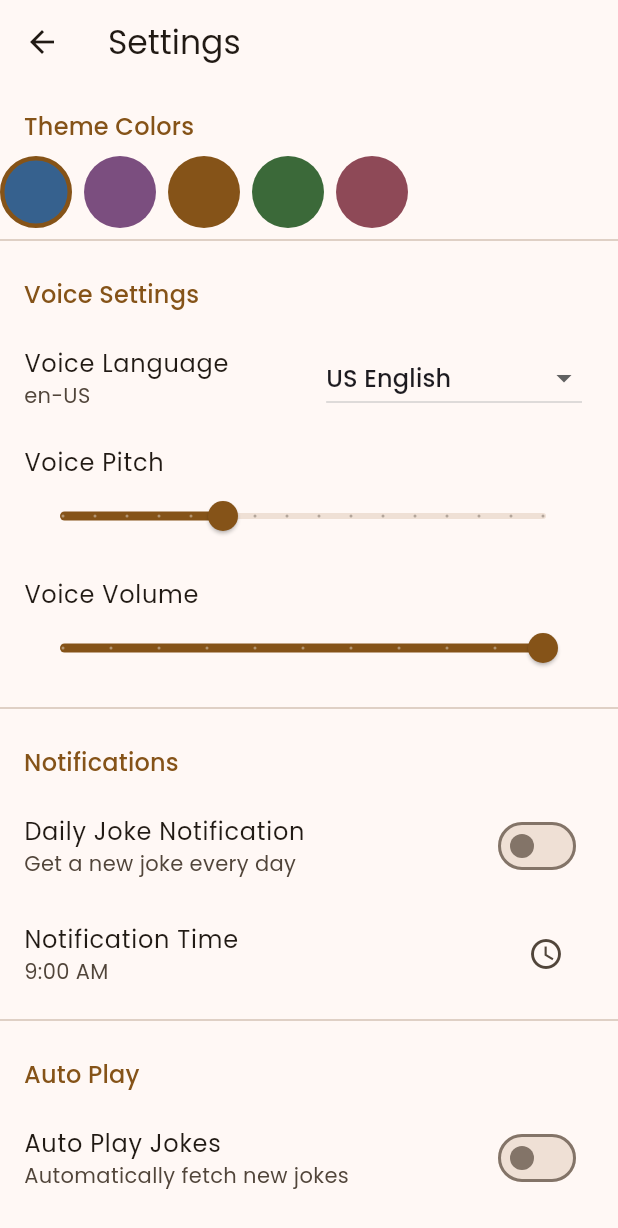
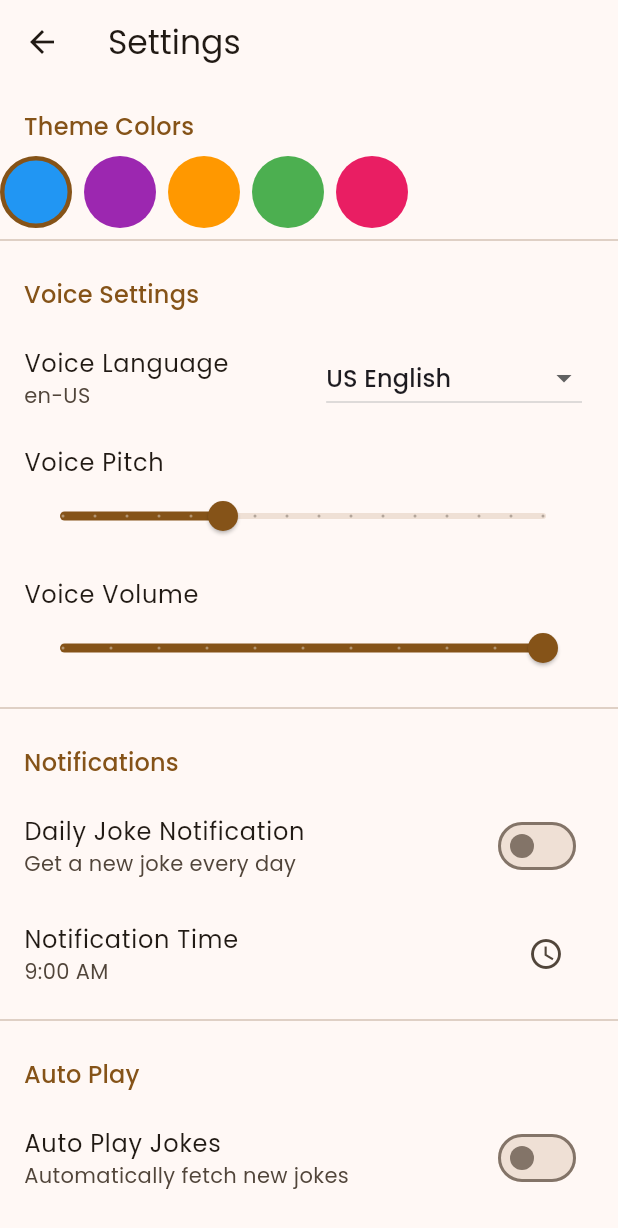
Before and after one commit to Ogunleye-Similoluwa/JestGenius, a Flutter app: the SettingsPage screen opened directly, on a phone screen of 412 x 824 dp. Shown: the top 1228 px of the screen. Run offline on Flutter 3.47's test engine with Material 3 defaults, Android fonts, the phone set to English and light mode, and no system bars; our stand-ins replace confetti, connectivity_plus, flutter_local_notifications, flutter_tts, google_fonts, permission_handler and 3 more; accounts and stored records are empty.

Commit message:
fixed color selecting issue

```diff
--- a/lib/provider/provider_services.dart
+++ b/lib/provider/provider_services.dart
@@ -52,15 +52,17 @@ class JokeProvider extends ChangeNotifier {
   double _pitch = 1.0;
   double _volume = 1.0;
 
-  final List<ColorScheme> themeColors = [
-    ColorScheme.fromSeed(seedColor: Colors.blue),
-    ColorScheme.fromSeed(seedColor: Colors.purple),
-    ColorScheme.fromSeed(seedColor: Colors.orange),
-    ColorScheme.fromSeed(seedColor: Colors.green),
-    ColorScheme.fromSeed(seedColor: Colors.pink),
+  final List<Color> themeColors = [
+    Colors.blue,
+    Colors.purple,
+    Colors.orange,
+    Colors.green,
+    Colors.pink,
   ];
   int _selectedColorSchemeIndex = 0;
-  ColorScheme get currentColorScheme => themeColors[_selectedColorSchemeIndex];
+  ColorScheme get currentColorScheme => ColorScheme.fromSeed(
+    seedColor: themeColors[_selectedColorSchemeIndex],
+  );
 
   String get selectedVoice => _selectedVoice;
   double get pitch => _pitch;
@@ -142,14 +144,14 @@ class JokeProvider extends ChangeNotifier {
           if (data is Map<String, dynamic>) {
             if (data.containsKey('joke')) {
               currentJoke = JokeModel(
-                id: data['id'],
+                id: data['id'].toString(),
                 value: data['joke'],
                 categories: [],
                 createdAt: DateTime.now(),
               );
             } else if (data.containsKey('setup')) {
               currentJoke = JokeModel(
-                id: DateTime.now().toString(),
+                id: DateTime.now().millisecondsSinceEpoch.toString(),
                 value: '${data['setup']} ${data['punchline']}',
                 setup: data['setup'],
                 punchline: data['punchline'],
@@ -157,13 +159,21 @@ class JokeProvider extends ChangeNotifier {
                 createdAt: DateTime.now(),
               );
             } else if (data.containsKey('value')) {
-              currentJoke = JokeModel.fromJson(data);
-            } else if (data.containsKey('joke') || data.containsKey('delivery')) {
+              currentJoke = JokeModel(
+                id: data['id'].toString(),
+                value: data['value'],
+                categories: List<String>.from(data['categories'] ?? []),
+                createdAt: data['created_at'] != null
+                    ? DateTime.parse(data['created_at'])
+                    : DateTime.now(),
+                iconUrl: data['icon_url'],
+              );
+            } else if (data.containsKey('type')) {
               currentJoke = JokeModel(
                 id: data['id'].toString(),
                 value: data['type'] == 'single'
-                  ? data['joke']
-                  : '${data['setup']} ${data['delivery']}',
+                    ? data['joke']
+                    : '${data['setup']} ${data['delivery']}',
                 setup: data['type'] == 'twopart' ? data['setup'] : null,
                 punchline: data['type'] == 'twopart' ? data['delivery'] : null,
                 categories: [data['category']],
@@ -179,11 +189,16 @@ class JokeProvider extends ChangeNotifier {
             _saveStats();
             _saveHistory();
             if (showConfetti) confettiController.play();
-            if (autoReadEnabled) await speakJoke();
           }
         }
       } catch (e) {
         print('Error fetching joke: $e');
+        currentJoke = JokeModel(
+          id: DateTime.now().toString(),
+          value: 'Failed to fetch joke. Please try again.',
+          categories: [],
+          createdAt: DateTime.now(),
+        );
       }
 
       isLoading = false;
--- a/lib/view/joke_page.dart
+++ b/lib/view/joke_page.dart
@@ -912,7 +912,7 @@ class ThemeColorSelector extends StatelessWidget {
                     width: 48,
                     height: 48,
                     decoration: BoxDecoration(
-                      color: jokeProvider.themeColors[index].primary,
+                      color: jokeProvider.themeColors[index],
                       shape: BoxShape.circle,
                       border: Border.all(
                         color: index == jokeProvider.selectedColorSchemeIndex
```
